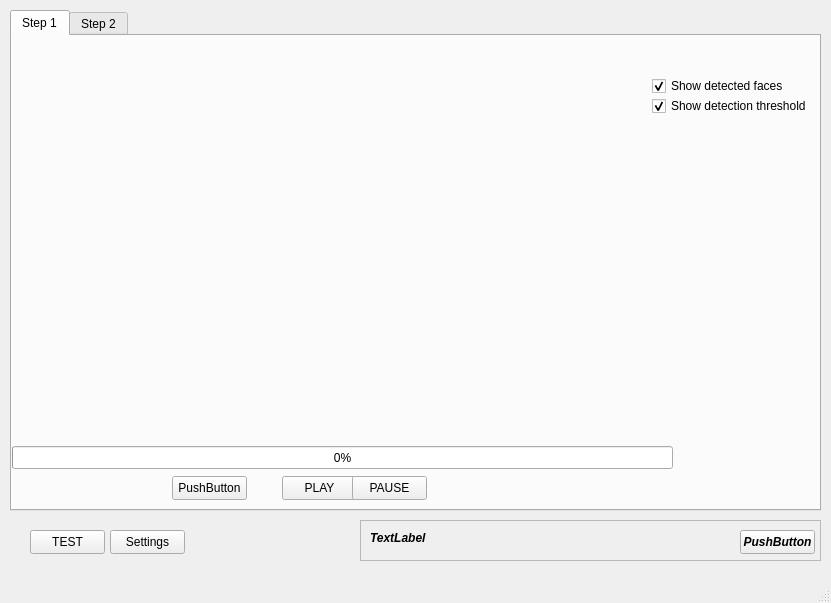
Old version of the form AIWake_app.ui in the repository Kirkuss/TFG.
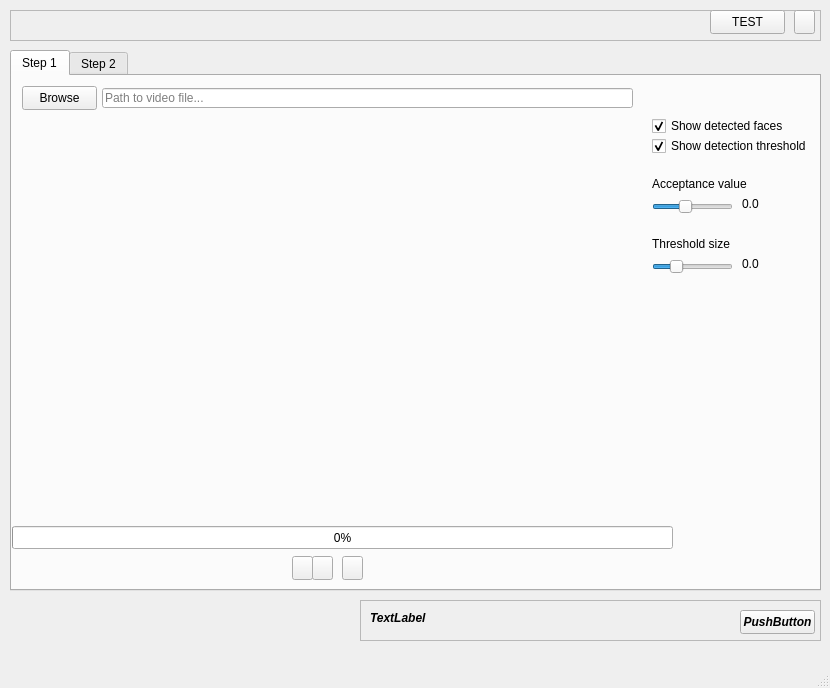
New version of the form. Icons and pictures are not drawn.

Commit message: forward, options etc

Patch:
```diff
--- a/AIWake_app.ui
+++ b/AIWake_app.ui
@@ -6,8 +6,8 @@
    <rect>
     <x>0</x>
     <y>0</y>
-    <width>831</width>
-    <height>603</height>
+    <width>830</width>
+    <height>688</height>
    </rect>
   </property>
   <property name="sizePolicy">
@@ -20,29 +20,16 @@
    <string>AIWake_UI</string>
   </property>
   <widget class="QWidget" name="centralwidget">
-   <widget class="QPushButton" name="bt1">
-    <property name="geometry">
-     <rect>
-      <x>30</x>
-      <y>530</y>
-      <width>75</width>
-      <height>24</height>
-     </rect>
-    </property>
-    <property name="text">
-     <string>TEST</string>
-    </property>
-   </widget>
-   <widget class="QTabWidget" name="processTabView">
+   <widget class="QTabWidget" name="frame_steps">
     <property name="enabled">
      <bool>true</bool>
     </property>
     <property name="geometry">
      <rect>
       <x>10</x>
-      <y>10</y>
+      <y>50</y>
       <width>811</width>
-      <height>501</height>
+      <height>541</height>
      </rect>
     </property>
     <property name="currentIndex">
@@ -72,7 +59,7 @@
       <property name="geometry">
        <rect>
         <x>0</x>
-        <y>0</y>
+        <y>40</y>
         <width>621</width>
         <height>411</height>
        </rect>
@@ -83,51 +70,62 @@
       <property name="scaledContents">
        <bool>true</bool>
       </property>
+      <property name="indent">
+       <number>1</number>
+      </property>
      </widget>
      <widget class="QPushButton" name="pushButton_2">
       <property name="geometry">
        <rect>
-        <x>160</x>
-        <y>440</y>
+        <x>10</x>
+        <y>10</y>
         <width>75</width>
         <height>24</height>
        </rect>
       </property>
       <property name="text">
-       <string>PushButton</string>
+       <string>Browse</string>
       </property>
      </widget>
      <widget class="QPushButton" name="playBt">
       <property name="geometry">
        <rect>
-        <x>270</x>
-        <y>440</y>
-        <width>75</width>
+        <x>280</x>
+        <y>480</y>
+        <width>21</width>
         <height>24</height>
        </rect>
       </property>
       <property name="text">
-       <string>PLAY</string>
+       <string/>
+      </property>
+      <property name="icon">
+       <iconset>
+        <normaloff>Resources/app_img/icons/play.png</normaloff>Resources/app_img/icons/play.png</iconset>
       </property>
      </widget>
      <widget class="QPushButton" name="pauseBt">
       <property name="geometry">
        <rect>
-        <x>340</x>
-        <y>440</y>
-        <width>75</width>
+        <x>300</x>
+        <y>480</y>
+        <width>21</width>
         <height>24</height>
        </rect>
       </property>
       <property name="text">
-       <string>PAUSE</string>
+       <string/>
+      </property>
+      <property name="icon">
+       <iconset>
+        <normaloff>Resources/app_img/icons/pause.png</normaloff>Resources/app_img/icons/pause.png</iconset>
       </property>
      </widget>
      <widget class="QProgressBar" name="step1Pb">
       <property name="geometry">
        <rect>
         <x>0</x>
-        <y>410</y>
+        <y>450</y>
         <width>661</width>
         <height>23</height>
        </rect>
@@ -152,6 +150,173 @@
        <bool>true</bool>
       </property>
      </widget>
+     <widget class="QLabel" name="placeholder_step1">
+      <property name="enabled">
+       <bool>true</bool>
+      </property>
+      <property name="geometry">
+       <rect>
+        <x>0</x>
+        <y>40</y>
+        <width>621</width>
+        <height>411</height>
+       </rect>
+      </property>
+      <property name="text">
+       <string/>
+      </property>
+      <property name="pixmap">
+       <pixmap>../../../Desktop/TFG - DOCU/Recursos/Imagenes/Analisis/video-placeholder.jpg</pixmap>
+      </property>
+      <property name="scaledContents">
+       <bool>true</bool>
+      </property>
+      <property name="indent">
+       <number>0</number>
+      </property>
+     </widget>
+     <widget class="QLineEdit" name="pathInText_step1">
+      <property name="geometry">
+       <rect>
+        <x>90</x>
+        <y>12</y>
+        <width>531</width>
+        <height>20</height>
+       </rect>
+      </property>
+      <property name="readOnly">
+       <bool>true</bool>
+      </property>
+      <property name="placeholderText">
+       <string>Path to video file...</string>
+      </property>
+     </widget>
+     <widget class="QSlider" name="detection_ratio">
+      <property name="geometry">
+       <rect>
+        <x>640</x>
+        <y>120</y>
+        <width>81</width>
+        <height>22</height>
+       </rect>
+      </property>
+      <property name="maximum">
+       <number>100</number>
+      </property>
+      <property name="singleStep">
+       <number>1</number>
+      </property>
+      <property name="sliderPosition">
+       <number>40</number>
+      </property>
+      <property name="orientation">
+       <enum>Qt::Horizontal</enum>
+      </property>
+     </widget>
+     <widget class="QSlider" name="hb_detection_prop">
+      <property name="geometry">
+       <rect>
+        <x>640</x>
+        <y>180</y>
+        <width>81</width>
+        <height>22</height>
+       </rect>
+      </property>
+      <property name="maximum">
+       <number>100</number>
+      </property>
+      <property name="value">
+       <number>25</number>
+      </property>
+      <property name="orientation">
+       <enum>Qt::Horizontal</enum>
+      </property>
+     </widget>
+     <widget class="QLabel" name="label">
+      <property name="geometry">
+       <rect>
+        <x>640</x>
+        <y>100</y>
+        <width>101</width>
+        <height>16</height>
+       </rect>
+      </property>
+      <property name="text">
+       <string>Acceptance value</string>
+      </property>
+     </widget>
+     <widget class="QLabel" name="label_2">
+      <property name="geometry">
+       <rect>
+        <x>640</x>
+        <y>160</y>
+        <width>81</width>
+        <height>16</height>
+       </rect>
+      </property>
+      <property name="text">
+       <string>Threshold size</string>
+      </property>
+     </widget>
+     <widget class="QLabel" name="acceptanceLbl">
+      <property name="geometry">
+       <rect>
+        <x>730</x>
+        <y>120</y>
+        <width>49</width>
+        <height>16</height>
+       </rect>
+      </property>
+      <property name="text">
+       <string>0.0</string>
+      </property>
+     </widget>
+     <widget class="QLabel" name="thresholdLbl">
+      <property name="geometry">
+       <rect>
+        <x>730</x>
+        <y>180</y>
+        <width>49</width>
+        <height>16</height>
+       </rect>
+      </property>
+      <property name="text">
+       <string>0.0</string>
+      </property>
+     </widget>
+     <widget class="QPushButton" name="forwardBt_step1">
+      <property name="geometry">
+       <rect>
+        <x>330</x>
+        <y>480</y>
+        <width>21</width>
+        <height>24</height>
+       </rect>
+      </property>
+      <property name="text">
+       <string/>
+      </property>
+      <property name="icon">
+       <iconset>
+        <normaloff>Resources/app_img/icons/forward.png</normaloff>Resources/app_img/icons/forward.png</iconset>
+      </property>
+     </widget>
+     <zorder>placeholder_step1</zorder>
+     <zorder>showBoxesCb</zorder>
+     <zorder>selectFile_step1</zorder>
+     <zorder>playBt</zorder>
+     <zorder>pauseBt</zorder>
+     <zorder>step1Pb</zorder>
+     <zorder>showDetailedCb</zorder>
+     <zorder>pathInText_step1</zorder>
+     <zorder>step1Video</zorder>
+     <zorder>detection_ratio</zorder>
+     <zorder>hb_detection_prop</zorder>
+     <zorder>label</zorder>
+     <zorder>label_2</zorder>
+     <zorder>acceptanceLbl</zorder>
+     <zorder>thresholdLbl</zorder>
+     <zorder>forwardBt_step1</zorder>
     </widget>
     <widget class="QWidget" name="step2Tab">
      <attribute name="title">
@@ -163,7 +328,7 @@
     <property name="geometry">
      <rect>
       <x>360</x>
-      <y>520</y>
+      <y>600</y>
       <width>461</width>
       <height>41</height>
      </rect>
@@ -207,18 +372,51 @@
      </property>
     </widget>
    </widget>
-   <widget class="QPushButton" name="settingsBt">
+   <widget class="QFrame" name="frame_2">
     <property name="geometry">
      <rect>
-      <x>110</x>
-      <y>530</y>
-      <width>75</width>
-      <height>24</height>
+      <x>10</x>
+      <y>10</y>
+      <width>811</width>
+      <height>31</height>
      </rect>
     </property>
-    <property name="text">
-     <string>Settings</string>
+    <property name="frameShape">
+     <enum>QFrame::StyledPanel</enum>
     </property>
+    <property name="frameShadow">
+     <enum>QFrame::Raised</enum>
+    </property>
+    <widget class="QPushButton" name="settingsBt">
+     <property name="geometry">
+      <rect>
+       <x>784</x>
+       <y>0</y>
+       <width>21</width>
+       <height>24</height>
+      </rect>
+     </property>
+     <property name="text">
+      <string/>
+     </property>
+     <property name="icon">
+      <iconset>
+       <normaloff>Resources/app_img/icons/gear.png</normaloff>Resources/app_img/icons/gear.png</iconset>
+     </property>
+    </widget>
+    <widget class="QPushButton" name="bt1">
+     <property name="geometry">
+      <rect>
+       <x>700</x>
+       <y>0</y>
+       <width>75</width>
+       <height>24</height>
+      </rect>
+     </property>
+     <property name="text">
+      <string>TEST</string>
+     </property>
+    </widget>
    </widget>
   </widget>
   <widget class="QMenuBar" name="menubar">
```
Left out of the diff: 8 changed lines with no effect on the pictures. The commit also changes 14 other files.
